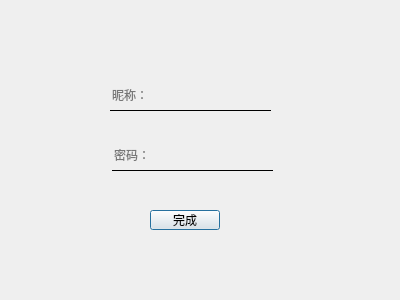
Before: the Qt Designer form libraryproject2.0pro/Newreader.ui in litsum/library_system, drawn with Qt 5.
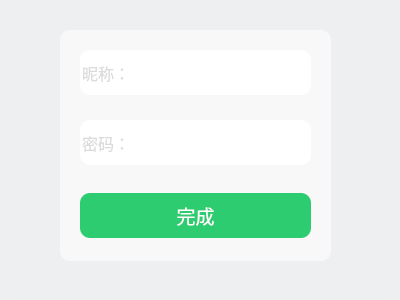
After: the same form once the commit is applied. Icons and pictures are not drawn.

Diff of the .ui file:
```diff
--- a/libraryproject2.0pro/Newreader.ui
+++ b/libraryproject2.0pro/Newreader.ui
@@ -10,64 +10,92 @@
     <height>300</height>
    </rect>
   </property>
+  <property name="minimumSize">
+   <size>
+    <width>400</width>
+    <height>300</height>
+   </size>
+  </property>
+  <property name="maximumSize">
+   <size>
+    <width>400</width>
+    <height>300</height>
+   </size>
+  </property>
   <property name="windowTitle">
    <string>新用户注册</string>
   </property>
-  <widget class="QPushButton" name="pushButton_2">
+  <widget class="QFrame" name="frame">
    <property name="geometry">
     <rect>
-     <x>150</x>
-     <y>210</y>
-     <width>70</width>
-     <height>20</height>
+     <x>0</x>
+     <y>0</y>
+     <width>400</width>
+     <height>300</height>
     </rect>
    </property>
-   <property name="minimumSize">
-    <size>
-     <width>70</width>
-     <height>20</height>
-    </size>
+   <property name="styleSheet">
+    <string notr="true">border-radius:10px ;
+background-color: rgb(237, 239, 241);</string>
+   </property>
+   <property name="frameShape">
+    <enum>QFrame::Shape::StyledPanel</enum>
+   </property>
+   <property name="frameShadow">
+    <enum>QFrame::Shadow::Raised</enum>
+   </property>
+   <widget class="QLabel" name="accout_pic">
+    <property name="geometry">
+     <rect>
+      <x>260</x>
+      <y>60</y>
+      <width>21</width>
+      <height>31</height>
+     </rect>
+    </property>
+    <property name="styleSheet">
+     <string notr="true">background-image: url(:/zhanghu.png);
+background-color: rgb(255, 255, 255);</string>
    </property>
    <property name="text">
-    <string>完成</string>
-   </property>
-  </widget>
-  <widget class="QLineEdit" name="lineEdit">
+     <string/>
+    </property>
+   </widget>
+   <widget class="QLabel" name="password_pic">
    <property name="geometry">
     <rect>
-     <x>112</x>
-     <y>140</y>
-     <width>161</width>
+      <x>260</x>
+      <y>127</y>
+      <width>21</width>
      <height>31</height>
     </rect>
    </property>
    <property name="styleSheet">
-    <string notr="true">QLineEdit{
-	background-color:rgba(255,255,255,0);
-	border:none;
-	border-bottom:1px solid black;}</string>
-   </property>
-   <property name="echoMode">
-    <enum>QLineEdit::EchoMode::Password</enum>
-   </property>
-   <property name="placeholderText">
-    <string>密码：</string>
+     <string notr="true">background-image: url(:/mima.png);
+background-color: rgb(255, 255, 255);</string>
+    </property>
+    <property name="text">
+     <string/>
    </property>
   </widget>
   <widget class="QLineEdit" name="lineEdit_2">
    <property name="geometry">
     <rect>
-     <x>110</x>
-     <y>80</y>
-     <width>161</width>
-     <height>31</height>
-    </rect>
-   </property>
+      <x>80</x>
+      <y>50</y>
+      <width>231</width>
+      <height>45</height>
+     </rect>
+    </property>
+    <property name="font">
+     <font>
+      <pointsize>12</pointsize>
+     </font>
+    </property>
    <property name="styleSheet">
-    <string notr="true">QLineEdit{
-	background-color:rgba(255,255,255,0);
-	border:none;
-	border-bottom:1px solid black;}</string>
+     <string notr="true">border-radius:10px ;
+color: rgb(183, 183, 183);
+background-color: rgb(255, 255, 255);</string>
    </property>
    <property name="echoMode">
     <enum>QLineEdit::EchoMode::Normal</enum>
@@ -75,6 +103,84 @@
    <property name="placeholderText">
     <string>昵称：</string>
    </property>
+   </widget>
+   <widget class="QLineEdit" name="lineEdit">
+    <property name="geometry">
+     <rect>
+      <x>80</x>
+      <y>120</y>
+      <width>231</width>
+      <height>45</height>
+     </rect>
+    </property>
+    <property name="font">
+     <font>
+      <pointsize>12</pointsize>
+     </font>
+    </property>
+    <property name="styleSheet">
+     <string notr="true">border-radius:10px ;
+color: rgb(183, 183, 183);
+background-color: rgb(255, 255, 255);</string>
+    </property>
+    <property name="echoMode">
+     <enum>QLineEdit::EchoMode::Password</enum>
+    </property>
+    <property name="placeholderText">
+     <string>密码：</string>
+    </property>
+   </widget>
+   <widget class="QPushButton" name="pushButton_2">
+    <property name="geometry">
+     <rect>
+      <x>80</x>
+      <y>193</y>
+      <width>231</width>
+      <height>45</height>
+     </rect>
+    </property>
+    <property name="minimumSize">
+     <size>
+      <width>70</width>
+      <height>20</height>
+     </size>
+    </property>
+    <property name="font">
+     <font>
+      <pointsize>14</pointsize>
+     </font>
+    </property>
+    <property name="styleSheet">
+     <string notr="true">background-color: rgb(46, 204, 113);
+color: rgb(255, 255, 255);</string>
+    </property>
+    <property name="text">
+     <string>完成</string>
+    </property>
+   </widget>
+   <widget class="QLabel" name="label">
+    <property name="geometry">
+     <rect>
+      <x>60</x>
+      <y>30</y>
+      <width>271</width>
+      <height>231</height>
+     </rect>
+    </property>
+    <property name="styleSheet">
+     <string notr="true">border-radius:10px ;
+background-color: rgb(248, 248, 248);</string>
+    </property>
+    <property name="text">
+     <string/>
+    </property>
+   </widget>
+   <zorder>label</zorder>
+   <zorder>lineEdit</zorder>
+   <zorder>password_pic</zorder>
+   <zorder>lineEdit_2</zorder>
+   <zorder>accout_pic</zorder>
+   <zorder>pushButton_2</zorder>
   </widget>
  </widget>
  <resources/>
```
Lines whose indentation alone changed are shown as unchanged.
